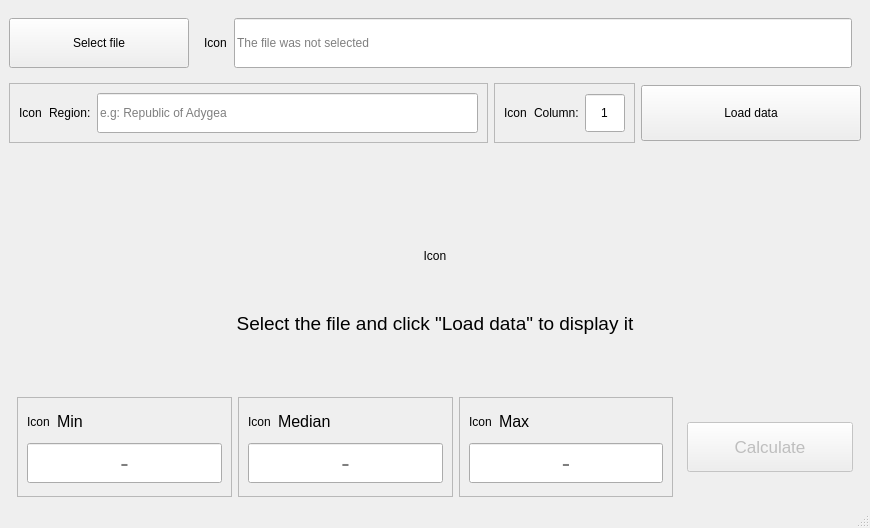
Before: the Qt Designer form mainwindow.ui in aleksei-manikhin/sem2_lab_02_OP, drawn with Qt 5.
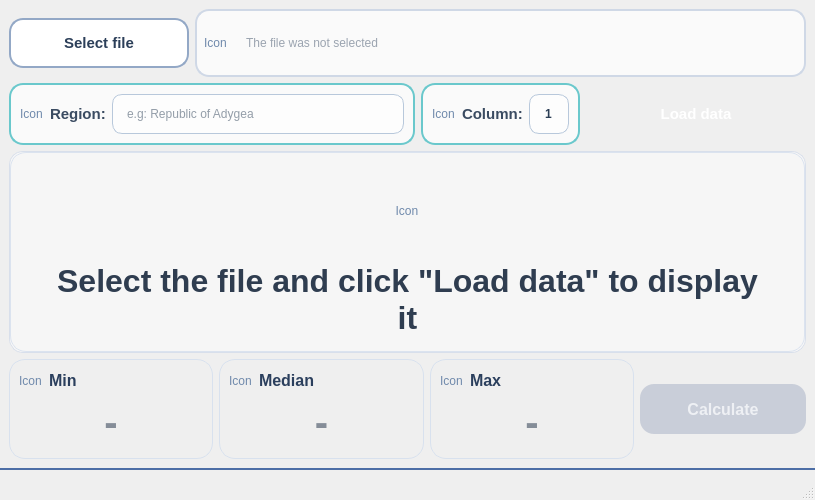
After: the same form once the commit is applied.

Commit message: add ui without icons

The edit to the form file:
```diff
--- a/mainwindow.ui
+++ b/mainwindow.ui
@@ -6,8 +6,8 @@
    <rect>
     <x>0</x>
     <y>0</y>
-    <width>870</width>
-    <height>528</height>
+    <width>815</width>
+    <height>500</height>
    </rect>
   </property>
   <property name="sizePolicy">
@@ -18,13 +18,259 @@
   </property>
   <property name="minimumSize">
    <size>
-    <width>870</width>
+    <width>815</width>
     <height>500</height>
    </size>
   </property>
+  <property name="font">
+   <font>
+    <family>Segoe UI</family>
+    <pointsize>-1</pointsize>
+   </font>
+  </property>
   <property name="windowTitle">
    <string>MainWindow</string>
   </property>
+  <property name="styleSheet">
+   <string notr="true">/* ===== Base ===== */
+QMainWindow, QWidget#centralwidget {
+    background: qlineargradient(x1:0, y1:0, x2:1, y2:1,
+                                stop:0 #f3f6fb, stop:0.55 #eef3fb, stop:1 #f4f0f6);
+    color: #253246;
+    font-family: &quot;Segoe UI&quot;;
+    font-size: 16px;
+}
+
+QMenuBar, QStatusBar {
+    background: transparent;
+    border: none;
+}
+
+/* ===== Top row: file ===== */
+QPushButton#chooseFileButton {
+    background: #ffffff;
+    color: #2c3f59;
+    border: 2px solid #93a8c6;
+    border-radius: 14px;
+    padding: 8px 16px;
+    font-weight: 600;
+}
+QPushButton#chooseFileButton:hover { background: #f5f9ff; }
+QPushButton#chooseFileButton:pressed { background: #eaf2ff; }
+
+QWidget#fileWidget {
+    background: rgba(255,255,255,0.7);
+    border: 2px solid #cfd8e6;
+    border-radius: 14px;
+}
+
+QLineEdit#filePathLineEdit {
+    background: transparent;
+    border: none;
+    color: #33465f;
+    padding: 0 10px;
+    selection-background-color: #2f62c7;
+    selection-color: #ffffff;
+}
+QLineEdit#filePathLineEdit:read-only {
+    color: #3b4e66;
+}
+
+/* ===== Controls row ===== */
+QFrame#regionFrame, QFrame#columnFrame {
+    background: rgba(255,255,255,0.7);
+    border: 2px solid #6ac8cc;
+    border-radius: 14px;
+}
+
+QLabel#regionText, QLabel#columnLabel {
+    color: #3a4b61;
+    font-weight: 600;
+}
+
+QLineEdit#regionLineEdit {
+    background: rgba(255,255,255,0.65);
+    border: 1px solid #b8c8db;
+    border-radius: 10px;
+    padding: 0 12px;
+    color: #2a3d54;
+}
+QLineEdit#regionLineEdit:focus {
+    border: 2px solid #5cc7cb;
+    background: #ffffff;
+}
+
+QSpinBox#columnSpinBox {
+    background: rgba(255,255,255,0.65);
+    border: 1px solid #b8c8db;
+    border-radius: 10px;
+    color: #2a3d54;
+    padding: 0 8px;
+    font-weight: 600;
+}
+QSpinBox#columnSpinBox:focus {
+    border: 2px solid #5cc7cb;
+    background: #ffffff;
+}
+
+/* ===== Primary action buttons ===== */
+QPushButton#loadDataButton {
+    background: qlineargradient(x1:0, y1:0, x2:1, y2:0,
+                                stop:0 #17c2c2, stop:1 #0fa8ba);
+    color: #ffffff;
+    border: none;
+    border-radius: 14px;
+    font-weight: 700;
+    padding: 8px 16px;
+}
+QPushButton#loadDataButton:hover { background: #10b5bf; }
+QPushButton#loadDataButton:pressed { background: #0d99a8; }
+QPushButton#loadDataButton:disabled {
+    background: #cfd4dd;
+    color: #f6f7f9;
+}
+
+QPushButton#calculateMetricsButton {
+    background: qlineargradient(x1:0, y1:0, x2:1, y2:0,
+                                stop:0 #2f67d2, stop:1 #1d4fc0);
+    color: #ffffff;
+    border: none;
+    border-radius: 14px;
+    font-weight: 700;
+    padding: 8px 16px;
+}
+QPushButton#calculateMetricsButton:hover { background: #275cc8; }
+QPushButton#calculateMetricsButton:pressed { background: #214fb0; }
+QPushButton#calculateMetricsButton:disabled {
+    background: #c9ced9;
+    color: #eef0f4;
+}
+
+/* ===== Stacked content ===== */
+QStackedWidget#contentStackedWidget {
+    background: rgba(255,255,255,0.45);
+    border: 1px solid #d8dfeb;
+    border-radius: 14px;
+}
+
+QWidget#emptyPage {
+    background: qlineargradient(x1:0, y1:0, x2:1, y2:1,
+                                stop:0 #f4f8ff, stop:1 #f6f4fa);
+    border: 1px solid #dbe3ef;
+    border-radius: 16px;
+}
+QLabel#emptyPageText {
+    color: #2f3d50;
+    font-size: 32px;
+    font-weight: 700;
+    padding: 8px 24px;
+}
+
+/* ===== Table ===== */
+QTableWidget#tableWidget {
+    background: #f7f9fd;
+    border: 1px solid #cfd8e6;
+    border-radius: 10px;
+    gridline-color: #d6dde8;
+    alternate-background-color: #eef2f8;
+    color: #273a54;
+    selection-background-color: #dce9ff;
+    selection-color: #273a54;
+}
+
+QHeaderView::section {
+    background: #244ca6;
+    color: #ffffff;
+    border: none;
+    border-right: 1px solid #6283cb;
+    padding: 8px 6px;
+    font-weight: 700;
+}
+
+QTableCornerButton::section {
+    background: #244ca6;
+    border: none;
+}
+
+QScrollBar:vertical, QScrollBar:horizontal {
+    background: transparent;
+    border: none;
+    margin: 2px;
+}
+QScrollBar::handle:vertical, QScrollBar::handle:horizontal {
+    background: #b8c6dd;
+    border-radius: 6px;
+    min-height: 24px;
+    min-width: 24px;
+}
+QScrollBar::handle:vertical:hover, QScrollBar::handle:horizontal:hover {
+    background: #9fb1cf;
+}
+QScrollBar::add-line, QScrollBar::sub-line,
+QScrollBar::add-page, QScrollBar::sub-page {
+    background: none;
+    border: none;
+}
+
+/* ===== Metric cards ===== */
+QFrame#minFrame, QFrame#maxFrame, QFrame#medianFrame {
+    background: qlineargradient(x1:0, y1:0, x2:1, y2:1,
+                                stop:0 #f2f6fb, stop:1 #f7f4fb);
+    border: 1px solid #d8e1ee;
+    border-radius: 16px;
+}
+
+QLabel#minLabelText, QLabel#maxLabelText, QLabel#medianLabelText {
+    color: #2b3f5d;
+    font-weight: 700;
+}
+
+QLineEdit#minValueLineEdit, QLineEdit#maxValueLineEdit, QLineEdit#medianValueLineEdit {
+    background: transparent;
+    border: none;
+    color: #172739;
+    font-size: 40px;
+    font-weight: 800;
+    padding-bottom: 4px;
+}
+QLineEdit#minValueLineEdit:read-only,
+QLineEdit#maxValueLineEdit:read-only,
+QLineEdit#medianValueLineEdit:read-only {
+    color: #1b2c42;
+}
+
+/* ===== Placeholder/icon labels (temporary, until real icons) ===== */
+QLabel#fileIconLabel, QLabel#regionIconlabel, QLabel#columnIconLabel,
+QLabel#emptyPageIcon, QLabel#minIconLabel, QLabel#maxIconLabel_2, QLabel#medianIconLabel {
+    color: #6f89ab;
+    background: transparent;
+    border: none;
+}
+
+
+/* ===== More visible status bar (errors/warnings/info) ===== */
+QStatusBar {
+    background: qlineargradient(x1:0, y1:0, x2:1, y2:0,
+                                stop:0 #1f2f46, stop:1 #223a5d);
+    color: #ffffff;
+    border-top: 2px solid #4d6ea6;
+    font-size: 15px;
+    font-weight: 700;
+    min-height: 30px;
+}
+
+QStatusBar::item {
+    border: none;
+}
+
+/* Optional: if you show temporary widgets/messages there */
+QStatusBar QLabel {
+    color: #ffffff;
+    padding-left: 8px;
+}
+
+</string>
+  </property>
   <property name="toolButtonStyle">
    <enum>Qt::ToolButtonStyle::ToolButtonFollowStyle</enum>
   </property>
@@ -58,6 +304,12 @@
           <height>50</height>
          </size>
         </property>
+        <property name="font">
+         <font>
+          <pointsize>11</pointsize>
+          <fontweight>DemiBold</fontweight>
+         </font>
+        </property>
         <property name="text">
          <string>Select file</string>
         </property>
@@ -98,6 +350,11 @@
              <height>50</height>
             </size>
            </property>
+           <property name="font">
+            <font>
+             <pointsize>9</pointsize>
+            </font>
+           </property>
            <property name="alignment">
             <set>Qt::AlignmentFlag::AlignLeading|Qt::AlignmentFlag::AlignLeft|Qt::AlignmentFlag::AlignVCenter</set>
            </property>
@@ -157,6 +414,12 @@
          </item>
          <item>
           <widget class="QLabel" name="regionText">
+           <property name="font">
+            <font>
+             <pointsize>11</pointsize>
+             <fontweight>DemiBold</fontweight>
+            </font>
+           </property>
            <property name="text">
             <string>Region:</string>
            </property>
@@ -176,6 +439,11 @@
              <height>40</height>
             </size>
            </property>
+           <property name="font">
+            <font>
+             <pointsize>9</pointsize>
+            </font>
+           </property>
            <property name="placeholderText">
             <string>e.g: Republic of Adygea</string>
            </property>
@@ -214,6 +482,12 @@
          </item>
          <item>
           <widget class="QLabel" name="columnLabel">
+           <property name="font">
+            <font>
+             <pointsize>11</pointsize>
+             <fontweight>DemiBold</fontweight>
+            </font>
+           </property>
            <property name="text">
             <string>Column:</string>
            </property>
@@ -264,6 +538,12 @@
           <height>56</height>
          </size>
         </property>
+        <property name="font">
+         <font>
+          <pointsize>11</pointsize>
+          <bold>true</bold>
+         </font>
+        </property>
         <property name="text">
          <string>Load data</string>
         </property>
@@ -326,7 +606,8 @@
          <widget class="QLabel" name="emptyPageText">
           <property name="font">
            <font>
-            <pointsize>14</pointsize>
+            <pointsize>-1</pointsize>
+            <bold>true</bold>
            </font>
           </property>
           <property name="text">
@@ -475,6 +756,7 @@
              <property name="font">
               <font>
                <pointsize>12</pointsize>
+               <bold>true</bold>
               </font>
              </property>
              <property name="text">
@@ -497,7 +779,8 @@
            </property>
            <property name="font">
             <font>
-             <pointsize>19</pointsize>
+             <pointsize>-1</pointsize>
+             <fontweight>ExtraBold</fontweight>
             </font>
            </property>
            <property name="alignment">
@@ -561,6 +844,7 @@
              <property name="font">
               <font>
                <pointsize>12</pointsize>
+               <bold>true</bold>
               </font>
              </property>
              <property name="text">
@@ -583,7 +867,8 @@
            </property>
            <property name="font">
             <font>
-             <pointsize>19</pointsize>
+             <pointsize>-1</pointsize>
+             <fontweight>ExtraBold</fontweight>
             </font>
            </property>
            <property name="alignment">
@@ -647,6 +932,7 @@
              <property name="font">
               <font>
                <pointsize>12</pointsize>
+               <bold>true</bold>
               </font>
              </property>
              <property name="text">
@@ -669,7 +955,8 @@
            </property>
            <property name="font">
             <font>
-             <pointsize>19</pointsize>
+             <pointsize>-1</pointsize>
+             <fontweight>ExtraBold</fontweight>
             </font>
            </property>
            <property name="alignment">
@@ -718,7 +1005,8 @@
         </property>
         <property name="font">
          <font>
-          <pointsize>13</pointsize>
+          <pointsize>12</pointsize>
+          <bold>true</bold>
          </font>
         </property>
         <property name="text">
```
Left out of the diff: 2 changed lines with no effect on the pictures. The commit also changes 1 other file.
